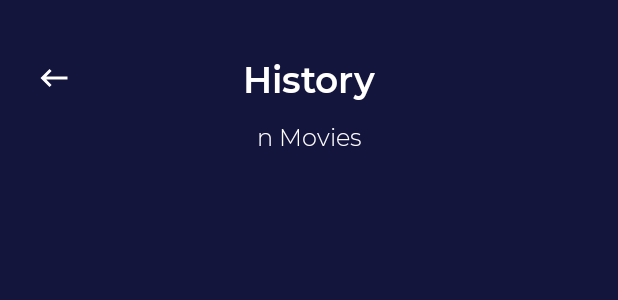
After one commit to fnakhsan/MOV, an Android app: the layout activity_movie_history.xml on its own in the app's theme, with its tools: preview values and no code run, on a phone screen of 412 x 824 dp. The commit adds this screen. Shown: the top 300 px of the screen. Run offline under Robolectric (Android 15) with nearby library versions, the phone set to English and light mode, and no system bars.

Commit message:
Movie History Activity UI

```diff
--- a/app/src/main/AndroidManifest.xml
+++ b/app/src/main/AndroidManifest.xml
@@ -13,6 +13,9 @@
         android:supportsRtl="true"
         android:theme="@style/NoActionBar"
         tools:targetApi="31">
+        <activity
+            android:name=".MovieHistoryActivity"
+            android:exported="false" />
         <activity
             android:name=".MyWalletActivity"
             android:exported="false" />
--- /dev/null
+++ b/app/src/main/java/com/fnakhsan/mov/MovieHistoryActivity.kt
@@ -0,0 +1,14 @@
+package com.fnakhsan.mov
+
+import androidx.appcompat.app.AppCompatActivity
+import android.os.Bundle
+import com.fnakhsan.mov.databinding.ActivityMovieHistoryBinding
+
+class MovieHistoryActivity : AppCompatActivity() {
+    private lateinit var movieHistoryBinding: ActivityMovieHistoryBinding
+    override fun onCreate(savedInstanceState: Bundle?) {
+        super.onCreate(savedInstanceState)
+        movieHistoryBinding = ActivityMovieHistoryBinding.inflate(layoutInflater)
+        setContentView(movieHistoryBinding.root)
+    }
+}
--- /dev/null
+++ b/app/src/main/res/layout/activity_movie_history.xml
@@ -0,0 +1,56 @@
+<?xml version="1.0" encoding="utf-8"?>
+<androidx.constraintlayout.widget.ConstraintLayout xmlns:android="http://schemas.android.com/apk/res/android"
+    xmlns:app="http://schemas.android.com/apk/res-auto"
+    xmlns:tools="http://schemas.android.com/tools"
+    android:layout_width="match_parent"
+    android:layout_height="match_parent"
+    android:background="@color/dark_blue"
+    tools:context=".MovieHistoryActivity">
+
+    <ImageView
+        android:layout_width="wrap_content"
+        android:layout_height="wrap_content"
+        android:layout_marginStart="24dp"
+        android:layout_marginTop="40dp"
+        android:background="@drawable/ic_baseline_keyboard_backspace_24"
+        android:contentDescription="@string/back"
+        app:layout_constraintStart_toStartOf="parent"
+        app:layout_constraintTop_toTopOf="parent" />
+
+    <TextView
+        android:id="@+id/textView3"
+        android:layout_width="wrap_content"
+        android:layout_height="wrap_content"
+        android:layout_marginTop="36dp"
+        android:fontFamily="@font/montserrat_semi_bold"
+        android:text="@string/history"
+        android:textColor="@color/white"
+        android:textSize="24sp"
+        app:layout_constraintEnd_toEndOf="parent"
+        app:layout_constraintStart_toStartOf="parent"
+        app:layout_constraintTop_toTopOf="parent" />
+
+    <TextView
+        android:id="@+id/textView19"
+        android:layout_width="wrap_content"
+        android:layout_height="wrap_content"
+        android:layout_marginTop="12dp"
+        android:fontFamily="@font/montserrat_light"
+        android:text="@string/n_movies"
+        android:textColor="@color/white"
+        android:textSize="16sp"
+        app:layout_constraintEnd_toEndOf="parent"
+        app:layout_constraintStart_toStartOf="parent"
+        app:layout_constraintTop_toBottomOf="@+id/textView3" />
+
+    <androidx.recyclerview.widget.RecyclerView
+        android:layout_width="match_parent"
+        android:layout_height="wrap_content"
+        android:layout_marginTop="32dp"
+        android:layout_marginStart="24dp"
+        android:layout_marginEnd="24dp"
+        app:layout_constraintEnd_toEndOf="parent"
+        app:layout_constraintStart_toStartOf="parent"
+        app:layout_constraintTop_toBottomOf="@+id/textView19" />
+
+</androidx.constraintlayout.widget.ConstraintLayout>
--- a/app/src/main/res/values/strings.xml
+++ b/app/src/main/res/values/strings.xml
@@ -62,5 +62,7 @@
     <string name="my_wallet">My Wallet</string>
     <string name="saldo_tersedia">Saldo Tersedia</string>
     <string name="daftar_transaksi">Daftar Transaksi</string>
+    <string name="n_movies">n Movies</string>
+    <string name="history">History</string>
 
 </resources>
```
